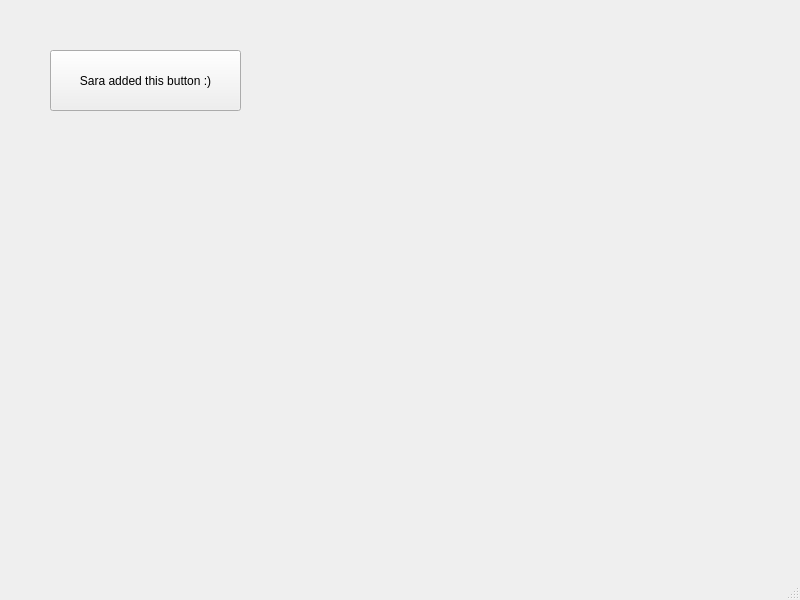
cupcakequeen77777/Neureset-Device-Control-System, file mainwindow.ui: the form before one commit.
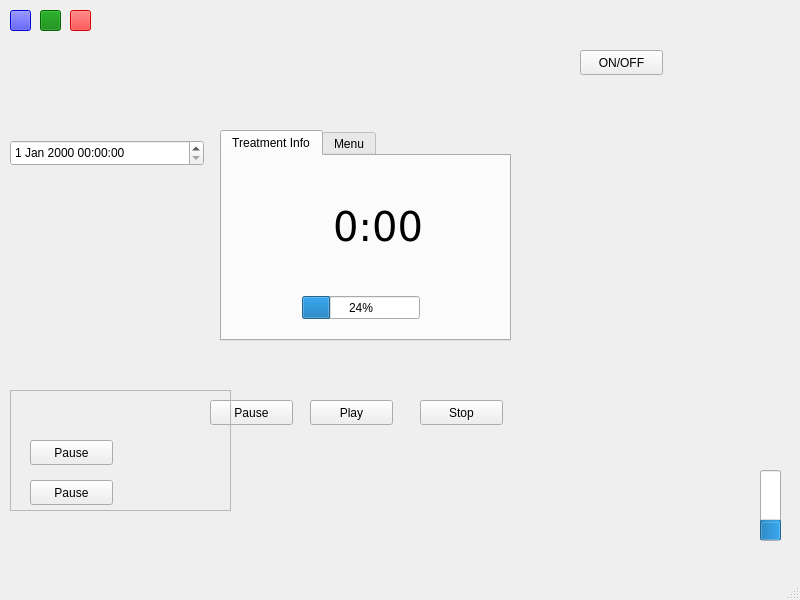
The form after the commit.

```diff
--- a/mainwindow.ui
+++ b/mainwindow.ui
@@ -17,14 +17,279 @@
    <widget class="QPushButton" name="deleteMe">
     <property name="geometry">
      <rect>
-      <x>50</x>
+      <x>210</x>
+      <y>400</y>
+      <width>83</width>
+      <height>25</height>
+     </rect>
+    </property>
+    <property name="text">
+     <string>Pause</string>
+    </property>
+   </widget>
+   <widget class="QPushButton" name="pushButton_2">
+    <property name="geometry">
+     <rect>
+      <x>310</x>
+      <y>400</y>
+      <width>83</width>
+      <height>25</height>
+     </rect>
+    </property>
+    <property name="text">
+     <string>Play</string>
+    </property>
+   </widget>
+   <widget class="QPushButton" name="pushButton_3">
+    <property name="geometry">
+     <rect>
+      <x>420</x>
+      <y>400</y>
+      <width>83</width>
+      <height>25</height>
+     </rect>
+    </property>
+    <property name="text">
+     <string>Stop</string>
+    </property>
+   </widget>
+   <widget class="QTabWidget" name="tabWidget">
+    <property name="geometry">
+     <rect>
+      <x>220</x>
+      <y>130</y>
+      <width>291</width>
+      <height>211</height>
+     </rect>
+    </property>
+    <property name="autoFillBackground">
+     <bool>true</bool>
+    </property>
+    <property name="currentIndex">
+     <number>0</number>
+    </property>
+    <widget class="QWidget" name="tab">
+     <attribute name="title">
+      <string>Treatment Info</string>
+     </attribute>
+     <widget class="QLabel" name="label">
+      <property name="geometry">
+       <rect>
+        <x>60</x>
+        <y>40</y>
+        <width>141</width>
+        <height>61</height>
+       </rect>
+      </property>
+      <property name="font">
+       <font>
+        <family>DejaVu Sans</family>
+        <pointsize>30</pointsize>
+       </font>
+      </property>
+      <property name="text">
+       <string>0:00</string>
+      </property>
+      <property name="alignment">
+       <set>Qt::AlignRight|Qt::AlignTrailing|Qt::AlignVCenter</set>
+      </property>
+     </widget>
+     <widget class="QProgressBar" name="progressBar_2">
+      <property name="geometry">
+       <rect>
+        <x>80</x>
+        <y>140</y>
+        <width>118</width>
+        <height>23</height>
+       </rect>
+      </property>
+      <property name="value">
+       <number>24</number>
+      </property>
+     </widget>
+    </widget>
+    <widget class="QWidget" name="tab_2">
+     <attribute name="title">
+      <string>Menu</string>
+     </attribute>
+     <widget class="QListWidget" name="listWidget">
+      <property name="geometry">
+       <rect>
+        <x>10</x>
+        <y>10</y>
+        <width>271</width>
+        <height>161</height>
+       </rect>
+      </property>
+      <item>
+       <property name="text">
+        <string>NEW SESSION</string>
+       </property>
+      </item>
+      <item>
+       <property name="text">
+        <string>SESSION LOG</string>
+       </property>
+      </item>
+      <item>
+       <property name="text">
+        <string>TIME AND DATE</string>
+       </property>
+      </item>
+     </widget>
+    </widget>
+   </widget>
+   <widget class="QProgressBar" name="progressBar">
+    <property name="geometry">
+     <rect>
+      <x>760</x>
+      <y>470</y>
+      <width>21</width>
+      <height>71</height>
+     </rect>
+    </property>
+    <property name="autoFillBackground">
+     <bool>false</bool>
+    </property>
+    <property name="value">
+     <number>24</number>
+    </property>
+    <property name="textVisible">
+     <bool>false</bool>
+    </property>
+    <property name="orientation">
+     <enum>Qt::Vertical</enum>
+    </property>
+    <property name="invertedAppearance">
+     <bool>false</bool>
+    </property>
+    <property name="textDirection">
+     <enum>QProgressBar::TopToBottom</enum>
+    </property>
+    <property name="format">
+     <string notr="true">%p%</string>
+    </property>
+   </widget>
+   <widget class="QPushButton" name="pushButton_5">
+    <property name="geometry">
+     <rect>
+      <x>580</x>
       <y>50</y>
-      <width>191</width>
-      <height>61</height>
+      <width>83</width>
+      <height>25</height>
      </rect>
     </property>
     <property name="text">
-     <string>Sara added this button :)</string>
+     <string>ON/OFF</string>
+    </property>
+   </widget>
+   <widget class="QDateTimeEdit" name="dateTimeEdit">
+    <property name="geometry">
+     <rect>
+      <x>10</x>
+      <y>140</y>
+      <width>194</width>
+      <height>26</height>
+     </rect>
+    </property>
+   </widget>
+   <widget class="QFrame" name="frame">
+    <property name="geometry">
+     <rect>
+      <x>10</x>
+      <y>390</y>
+      <width>221</width>
+      <height>121</height>
+     </rect>
+    </property>
+    <property name="frameShape">
+     <enum>QFrame::StyledPanel</enum>
+    </property>
+    <property name="frameShadow">
+     <enum>QFrame::Raised</enum>
+    </property>
+    <widget class="QPushButton" name="pushButton_6">
+     <property name="geometry">
+      <rect>
+       <x>20</x>
+       <y>50</y>
+       <width>83</width>
+       <height>25</height>
+      </rect>
+     </property>
+     <property name="text">
+      <string>Pause</string>
+     </property>
+    </widget>
+    <widget class="QPushButton" name="pushButton_7">
+     <property name="geometry">
+      <rect>
+       <x>20</x>
+       <y>90</y>
+       <width>83</width>
+       <height>25</height>
+      </rect>
+     </property>
+     <property name="text">
+      <string>Pause</string>
+     </property>
+    </widget>
+   </widget>
+   <widget class="QPushButton" name="pushButton_4">
+    <property name="enabled">
+     <bool>false</bool>
+    </property>
+    <property name="geometry">
+     <rect>
+      <x>10</x>
+      <y>10</y>
+      <width>21</width>
+      <height>21</height>
+     </rect>
+    </property>
+    <property name="styleSheet">
+     <string notr="true">background-color: blue</string>
+    </property>
+    <property name="text">
+     <string/>
+    </property>
+   </widget>
+   <widget class="QPushButton" name="pushButton_8">
+    <property name="enabled">
+     <bool>false</bool>
+    </property>
+    <property name="geometry">
+     <rect>
+      <x>40</x>
+      <y>10</y>
+      <width>21</width>
+      <height>21</height>
+     </rect>
+    </property>
+    <property name="styleSheet">
+     <string notr="true">background-color: green</string>
+    </property>
+    <property name="text">
+     <string/>
+    </property>
+   </widget>
+   <widget class="QPushButton" name="pushButton_9">
+    <property name="enabled">
+     <bool>false</bool>
+    </property>
+    <property name="geometry">
+     <rect>
+      <x>70</x>
+      <y>10</y>
+      <width>21</width>
+      <height>21</height>
+     </rect>
+    </property>
+    <property name="styleSheet">
+     <string notr="true">background-color: red</string>
+    </property>
+    <property name="text">
+     <string/>
     </property>
    </widget>
   </widget>
```
Left out of the diff: 2 changed lines with no effect on the pictures.
